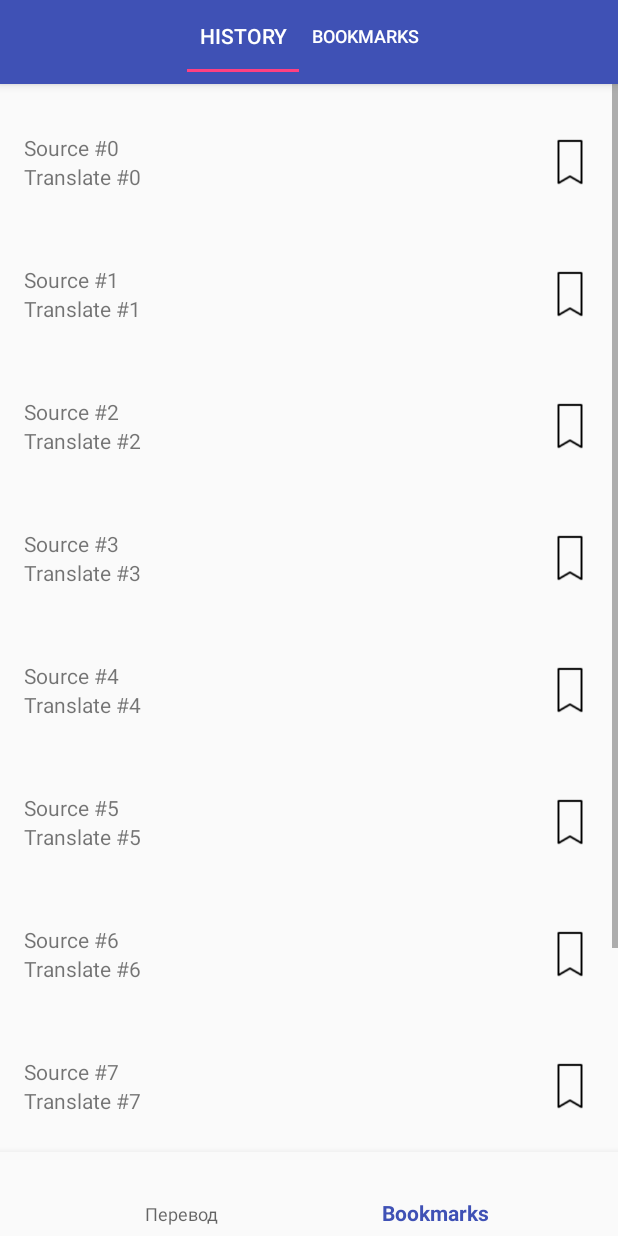
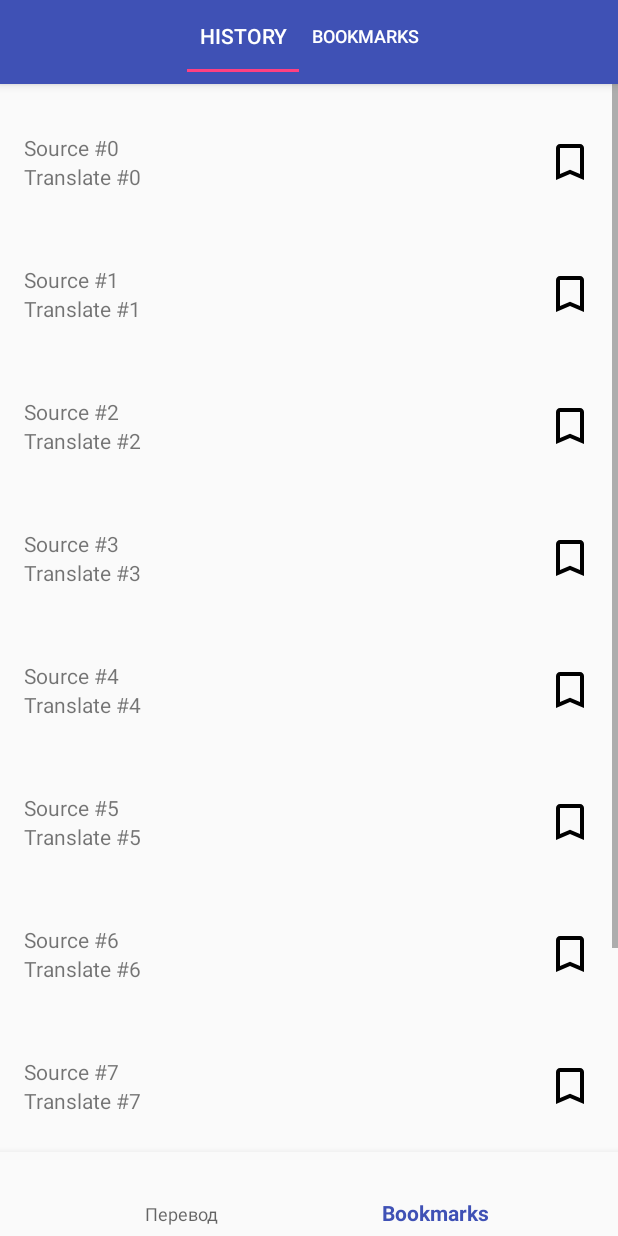
Before and after one commit to aminbenarieb/YandextTask, an Android app: the screen it shows after launch (MainActivity), item 2 of the bottom bar chosen, on a phone screen of 412 x 824 dp. Run offline under Robolectric (Android 15) with nearby library versions, the phone set to English and light mode, and no system bars.

Commit message:
Updated drawable icons.

```diff
--- /dev/null
+++ b/app/src/main/res/drawable/bookmark_border.xml
@@ -0,0 +1,10 @@
+<?xml version="1.0" encoding="utf-8"?>
+<vector xmlns:android="http://schemas.android.com/apk/res/android"
+    android:viewportWidth="24"
+    android:viewportHeight="24"
+    android:width="24dp"
+    android:height="24dp">
+    <path
+        android:pathData="M17 3L7 3C5.9 3 5.01 3.9 5.01 5L5 21 12 18 19 21 19 5C19 3.9 18.1 3 17 3ZM17 18L12 15.82 7 18 7 5 17 5 17 18Z"
+        android:fillColor="#000000" />
+</vector>
--- a/app/src/main/res/layout/bookmark_row.xml
+++ b/app/src/main/res/layout/bookmark_row.xml
@@ -1,6 +1,8 @@
 <?xml version="1.0" encoding="utf-8"?>
-<LinearLayout  xmlns:android="http://schemas.android.com/apk/res/android"
+<LinearLayout
+    xmlns:android="http://schemas.android.com/apk/res/android"
     xmlns:tools="http://schemas.android.com/tools"
+    xmlns:app="http://schemas.android.com/apk/res-auto"
     android:layout_width="match_parent"
     android:layout_height="72dp"
     android:layout_marginTop="16dp"
@@ -31,7 +33,7 @@
         android:layout_weight="1"
         android:layout_width="1dp"
         android:layout_height="match_parent"
-        android:src="@drawable/ribon"
+        app:srcCompat="@drawable/bookmark_border"
         android:contentDescription="@string/bookmark"
         android:adjustViewBounds="true"/>
 
```
Also changed, not shown: app/src/main/res/drawable/bookmark.xml (added, +10 -0 lines), app/src/main/res/drawable/translate.xml (added, +10 -0 lines), app/src/main/res/drawable/ribon.png (deleted).
